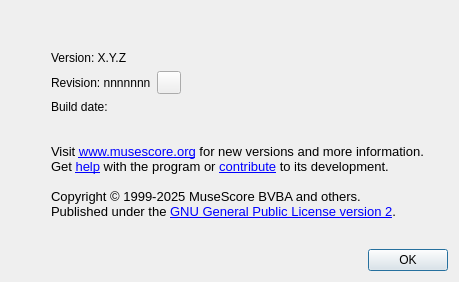
First picture: the form in mscore/aboutbox.ui, repository Jojo-Schmitz/MuseScore, before the edit.
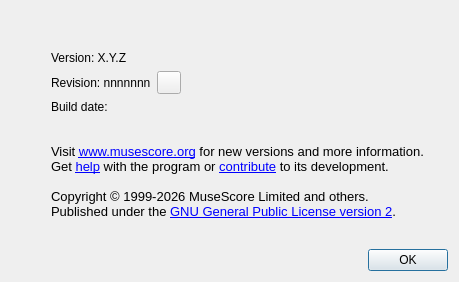
Second picture: the form after the edit. Icons and pictures are not drawn.

Commit message:
Update user visible copyright to 2026
and also change MuseScore BVBA to MuseScore Limited

```diff
--- a/mscore/aboutbox.ui
+++ b/mscore/aboutbox.ui
@@ -167,7 +167,7 @@
 &lt;p style=&quot; margin-top:0px; margin-bottom:0px; margin-left:0px; margin-right:0px; -qt-block-indent:0; text-indent:0px;&quot;&gt;&lt;span style=&quot; font-family:'Arial'; font-size:10pt;&quot;&gt;Visit&lt;/span&gt;&lt;span style=&quot; font-family:'Arial'; font-size:10pt; color:#0000ff;&quot;&gt; &lt;/span&gt;&lt;a href=&quot;https://www.musescore.org/&quot;&gt;&lt;span style=&quot; font-size:10pt; text-decoration: underline; color:#0000ff;&quot;&gt;www.musescore.org&lt;/span&gt;&lt;/a&gt;&lt;span style=&quot; font-family:'Arial'; font-size:10pt;&quot;&gt; for new versions and more information.&lt;/span&gt;&lt;/p&gt;
 &lt;p style=&quot; margin-top:0px; margin-bottom:0px; margin-left:0px; margin-right:0px; -qt-block-indent:0; text-indent:0px;&quot;&gt;&lt;span style=&quot; font-family:'Arial'; font-size:10pt;&quot;&gt;Get &lt;/span&gt;&lt;a href=&quot;https://www.musescore.org/forum&quot;&gt;&lt;span style=&quot; font-size:10pt; text-decoration: underline; color:#0000ff;&quot;&gt;help&lt;/span&gt;&lt;/a&gt;&lt;span style=&quot; font-family:'Arial'; font-size:10pt;&quot;&gt; with the program or &lt;/span&gt;&lt;a href=&quot;https://www.musescore.org/contribute&quot;&gt;&lt;span style=&quot; font-size:10pt; text-decoration: underline; color:#0000ff;&quot;&gt;contribute&lt;/span&gt;&lt;/a&gt;&lt;span style=&quot; font-family:'Arial'; font-size:10pt;&quot;&gt; to its development.&lt;/span&gt;&lt;/p&gt;
 &lt;p style=&quot;-qt-paragraph-type:empty; margin-top:0px; margin-bottom:0px; margin-left:0px; margin-right:0px; -qt-block-indent:0; text-indent:0px; font-family:'Arial'; font-size:10pt;&quot;&gt;&lt;br /&gt;&lt;/p&gt;
-&lt;p style=&quot; margin-top:0px; margin-bottom:0px; margin-left:0px; margin-right:0px; -qt-block-indent:0; text-indent:0px;&quot;&gt;&lt;span style=&quot; font-family:'Arial'; font-size:10pt;&quot;&gt;Copyright &lt;/span&gt;&lt;span style=&quot; font-size:10pt;&quot;&gt;©&lt;/span&gt;&lt;span style=&quot; font-family:'Arial'; font-size:10pt;&quot;&gt; 1999-2025 MuseScore BVBA and others. &lt;/span&gt;&lt;/p&gt;
+&lt;p style=&quot; margin-top:0px; margin-bottom:0px; margin-left:0px; margin-right:0px; -qt-block-indent:0; text-indent:0px;&quot;&gt;&lt;span style=&quot; font-family:'Arial'; font-size:10pt;&quot;&gt;Copyright &lt;/span&gt;&lt;span style=&quot; font-size:10pt;&quot;&gt;©&lt;/span&gt;&lt;span style=&quot; font-family:'Arial'; font-size:10pt;&quot;&gt; 1999-2026 MuseScore Limited and others. &lt;/span&gt;&lt;/p&gt;
 &lt;p style=&quot; margin-top:0px; margin-bottom:0px; margin-left:0px; margin-right:0px; -qt-block-indent:0; text-indent:0px;&quot;&gt;&lt;span style=&quot; font-family:'Arial'; font-size:10pt;&quot;&gt;Published under the &lt;/span&gt;&lt;a href=&quot;https://www.gnu.org/licenses/old-licenses/gpl-2.0.html&quot;&gt;&lt;span style=&quot; font-size:10pt; text-decoration: underline; color:#0000ff;&quot;&gt;GNU General Public License version 2&lt;/span&gt;&lt;/a&gt;&lt;span style=&quot; font-family:'Arial'; font-size:10pt;&quot;&gt;.&lt;/span&gt;&lt;/p&gt;&lt;/body&gt;&lt;/html&gt;</string>
            </property>
            <property name="openExternalLinks">
```
The commit also changes 73 other files.
